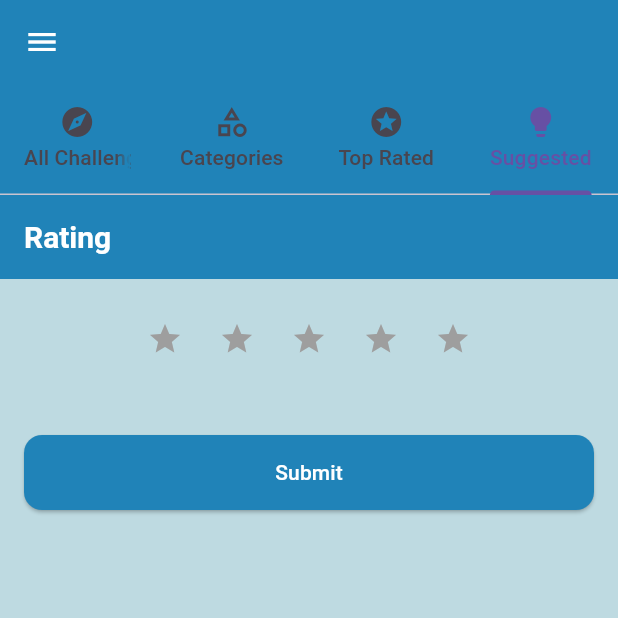
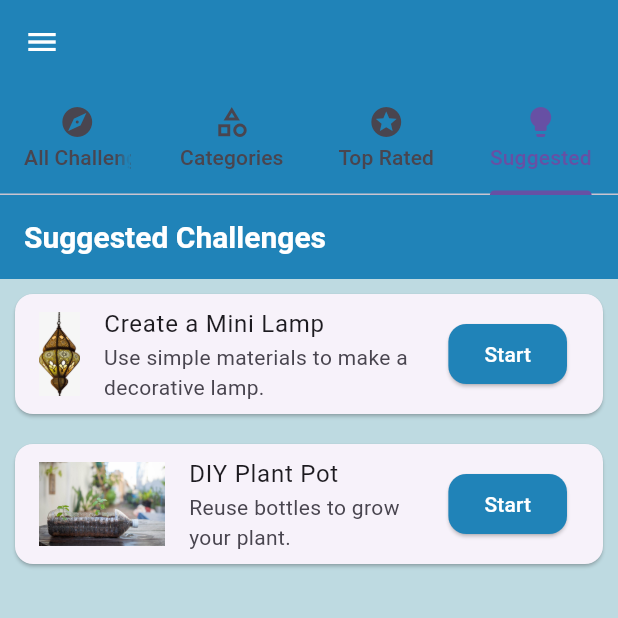
Before and after one commit to danakhairallah/DIY-Project, a Flutter app: the screen it shows after launch, tab 4 chosen, on a phone screen of 412 x 824 dp, the top half of it. Run offline on Flutter 3.47's test engine with Material 3 defaults, Android fonts, the light colour scheme and no system bars; our stand-ins replace flutter_secure_storage, image_picker, shared_preferences, table_calendar.

Commit message:
Add SuggestedPage

```diff
--- a/lib/screens/home_page.dart
+++ b/lib/screens/home_page.dart
@@ -1,5 +1,6 @@
 import 'package:diy_challenge_app/screens/rating_page.dart';
 import 'package:diy_challenge_app/screens/settings_page.dart';
+import 'package:diy_challenge_app/screens/suggested_page.dart';
 import 'package:diy_challenge_app/screens/upload_result_page.dart';
 import 'package:diy_challenge_app/widget/challenges.dart';
 import 'package:diy_challenge_app/utils/dark_theme_page.dart';
@@ -115,7 +116,7 @@ class HomePage extends StatelessWidget {
             const ChallengeTabContent(),
             const CategoriesTab(),
             const UploadResultPage(),
-            const RatingPage(),
+            const SuggestedPage(),
           ],
         ),
       ),
--- /dev/null
+++ b/lib/screens/suggested_page.dart
@@ -0,0 +1,45 @@
+import 'package:flutter/material.dart';
+
+class SuggestedPage extends StatelessWidget {
+  const SuggestedPage({super.key});
+
+  final List<Map<String, String>> suggestions = const [
+    {
+      'title': 'Create a Mini Lamp',
+      'description': 'Use simple materials to make a decorative lamp.',
+      'image': 'assets/images/lamp.jpg',
+    },
+    {
+      'title': 'DIY Plant Pot',
+      'description': 'Reuse bottles to grow your plant.',
+      'image': 'assets/images/plant.jpg',
+    },
+  ];
+
+  @override
+  Widget build(BuildContext context) {
+    return Scaffold(
+      appBar: AppBar(title: Text('Suggested Challenges')),
+      body: ListView.builder(
+        itemCount: suggestions.length,
+        itemBuilder: (context, index) {
+          final suggestion = suggestions[index];
+          return Card(
+            margin: const EdgeInsets.all(10),
+            child: ListTile(
+              leading: Image.asset(suggestion['image']!),
+              title: Text(suggestion['title']!),
+              subtitle: Text(suggestion['description']!),
+              trailing: ElevatedButton(
+                onPressed: () {
+                  // Navigate to challenge details
+                },
+                child: Text('Start'),
+              ),
+            ),
+          );
+        },
+      ),
+    );
+  }
+}
```
Also changed, not shown: assets/images/lamp.jpg (added), assets/images/plant.jpg (added), pubspec.lock, 5 other files.
